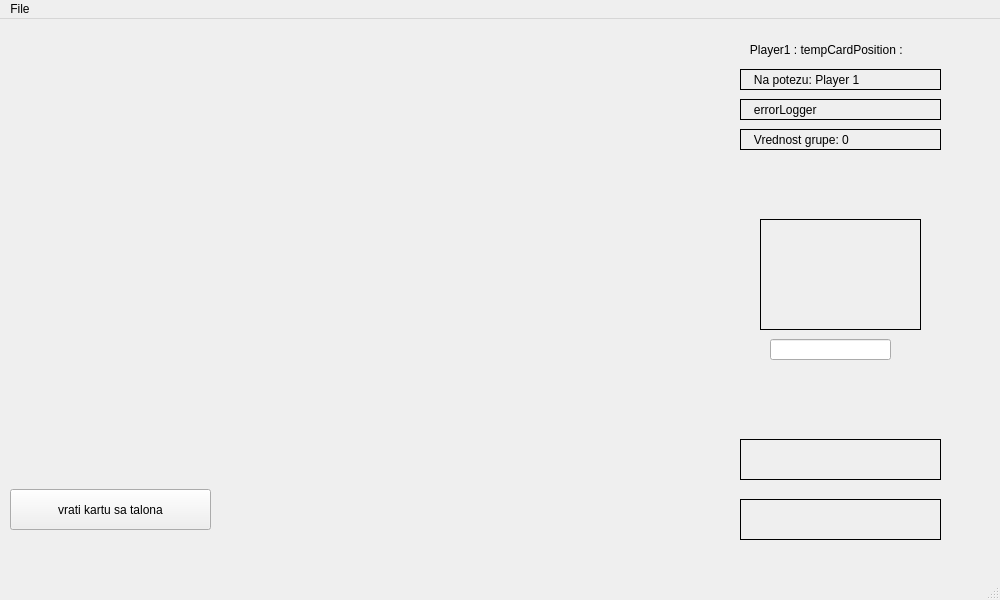
stefanivanic/RemiFINAL, file game.ui: the form before one commit.
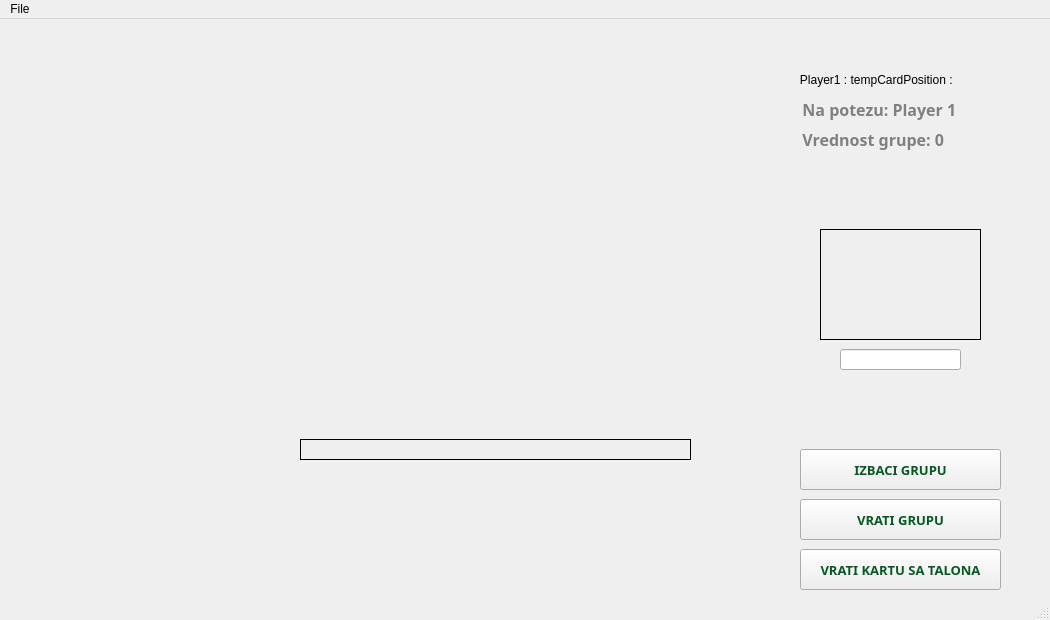
The form after the commit. Icons and pictures are not drawn.

```diff
--- a/game.ui
+++ b/game.ui
@@ -6,8 +6,8 @@
    <rect>
     <x>0</x>
     <y>0</y>
-    <width>1000</width>
-    <height>600</height>
+    <width>1050</width>
+    <height>620</height>
    </rect>
   </property>
   <property name="windowTitle">
@@ -22,8 +22,8 @@
    <widget class="QLabel" name="label">
     <property name="geometry">
      <rect>
-      <x>740</x>
-      <y>20</y>
+      <x>790</x>
+      <y>50</y>
       <width>201</width>
       <height>21</height>
      </rect>
@@ -40,16 +40,24 @@
    <widget class="QLabel" name="onMoveLabel">
     <property name="geometry">
      <rect>
-      <x>740</x>
-      <y>50</y>
+      <x>790</x>
+      <y>80</y>
       <width>201</width>
       <height>21</height>
      </rect>
     </property>
+    <property name="font">
+     <font>
+      <family>Aharoni</family>
+      <pointsize>12</pointsize>
+      <weight>75</weight>
+      <bold>true</bold>
+     </font>
+    </property>
     <property name="styleSheet">
      <string notr="true">#onMoveLabel {
-	border: 1px solid black;
-	border-image: url(&quot;./slike/Teme/2_chat.jpg&quot;);
+	color: grey;
+	qproperty-alignment: AlignCenter;
 }</string>
     </property>
     <property name="text">
@@ -59,20 +67,27 @@
    <widget class="QPushButton" name="throwGroup">
     <property name="geometry">
      <rect>
-      <x>740</x>
-      <y>420</y>
+      <x>800</x>
+      <y>430</y>
       <width>201</width>
       <height>41</height>
      </rect>
     </property>
+    <property name="font">
+     <font>
+      <family>Aharoni</family>
+      <pointsize>10</pointsize>
+      <weight>75</weight>
+      <bold>true</bold>
+     </font>
+    </property>
     <property name="styleSheet">
      <string notr="true">#throwGroup {
-	border: 1px solid back;
-	border-image: url(&quot;./slike/Teme/2_izbacigrupu.jpg&quot;);
+	color: #005C1F;
 }</string>
     </property>
     <property name="text">
-     <string/>
+     <string>IZBACI GRUPU</string>
     </property>
     <property name="autoDefault">
      <bool>false</bool>
@@ -87,35 +102,52 @@
    <widget class="QLabel" name="errorLogger">
     <property name="geometry">
      <rect>
-      <x>740</x>
-      <y>80</y>
-      <width>201</width>
+      <x>300</x>
+      <y>420</y>
+      <width>391</width>
       <height>21</height>
      </rect>
     </property>
+    <property name="font">
+     <font>
+      <family>Aharoni</family>
+      <pointsize>12</pointsize>
+      <weight>75</weight>
+      <bold>true</bold>
+     </font>
+    </property>
     <property name="styleSheet">
      <string notr="true">#errorLogger {
+	color: grey;
 	border: 1px solid black;
-	border-image: url(&quot;./slike/Teme/2_chat.jpg&quot;);
+	qproperty-alignment: AlignCenter;
 }</string>
     </property>
     <property name="text">
-     <string>   errorLogger</string>
+     <string/>
     </property>
    </widget>
    <widget class="QLabel" name="groupValue">
     <property name="geometry">
      <rect>
-      <x>740</x>
+      <x>790</x>
       <y>110</y>
       <width>201</width>
       <height>21</height>
      </rect>
     </property>
+    <property name="font">
+     <font>
+      <family>Aharoni</family>
+      <pointsize>12</pointsize>
+      <weight>75</weight>
+      <bold>true</bold>
+     </font>
+    </property>
     <property name="styleSheet">
      <string notr="true">#groupValue {
-	border: 1px solid black;
-	border-image: url(&quot;./slike/Teme/2_chat.jpg&quot;);
+	color: grey;
+	qproperty-alignment: AlignCenter;
 }
 </string>
     </property>
@@ -126,20 +158,27 @@
    <widget class="QPushButton" name="undoGroup">
     <property name="geometry">
      <rect>
-      <x>740</x>
+      <x>800</x>
       <y>480</y>
       <width>201</width>
       <height>41</height>
      </rect>
     </property>
+    <property name="font">
+     <font>
+      <family>Aharoni</family>
+      <pointsize>10</pointsize>
+      <weight>75</weight>
+      <bold>true</bold>
+     </font>
+    </property>
     <property name="styleSheet">
      <string notr="true">#undoGroup {
-	border: 1px solid back;
-	border-image: url(&quot;./slike/Teme/2_vratigrupu.jpg&quot;);
+	color: #005C1F;
 }</string>
     </property>
     <property name="text">
-     <string/>
+     <string>VRATI GRUPU</string>
     </property>
    </widget>
    <widget class="QTextEdit" name="textEdit">
@@ -148,8 +187,8 @@
     </property>
     <property name="geometry">
      <rect>
-      <x>760</x>
-      <y>200</y>
+      <x>820</x>
+      <y>210</y>
       <width>161</width>
       <height>111</height>
      </rect>
@@ -171,8 +210,8 @@
    <widget class="QLineEdit" name="lineEdit">
     <property name="geometry">
      <rect>
-      <x>770</x>
-      <y>320</y>
+      <x>840</x>
+      <y>330</y>
       <width>121</width>
       <height>21</height>
      </rect>
@@ -193,20 +232,27 @@
    <widget class="QPushButton" name="undoTookTalonCard">
     <property name="geometry">
      <rect>
-      <x>10</x>
-      <y>470</y>
+      <x>800</x>
+      <y>530</y>
       <width>201</width>
       <height>41</height>
      </rect>
     </property>
+    <property name="font">
+     <font>
+      <family>Aharoni</family>
+      <pointsize>10</pointsize>
+      <weight>75</weight>
+      <bold>true</bold>
+     </font>
+    </property>
     <property name="styleSheet">
-     <string notr="true">#throwGroup {
-	border: 1px solid back;
-	border-image: url(&quot;./slike/Teme/2_izbacigrupu.jpg&quot;);
+     <string notr="true">#undoTookTalonCard {
+	color: #005C1F;
 }</string>
     </property>
     <property name="text">
-     <string>vrati kartu sa talona</string>
+     <string>VRATI KARTU SA TALONA</string>
     </property>
     <property name="autoDefault">
      <bool>false</bool>
@@ -224,8 +270,8 @@
     <rect>
      <x>0</x>
      <y>0</y>
-     <width>1000</width>
-     <height>20</height>
+     <width>1050</width>
+     <height>21</height>
     </rect>
    </property>
    <widget class="QMenu" name="menuFile">
```
